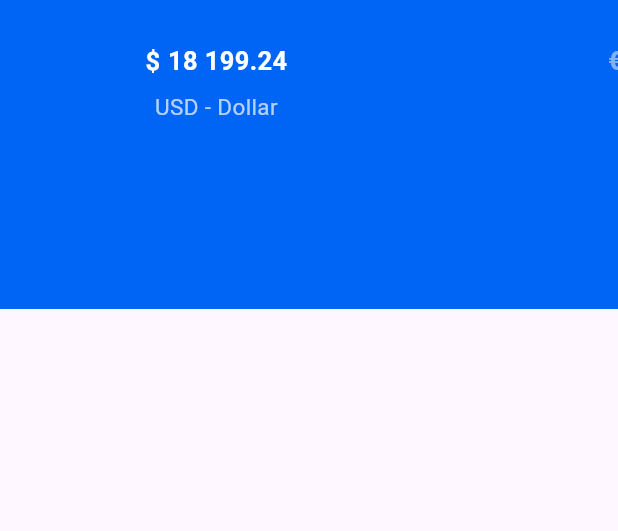
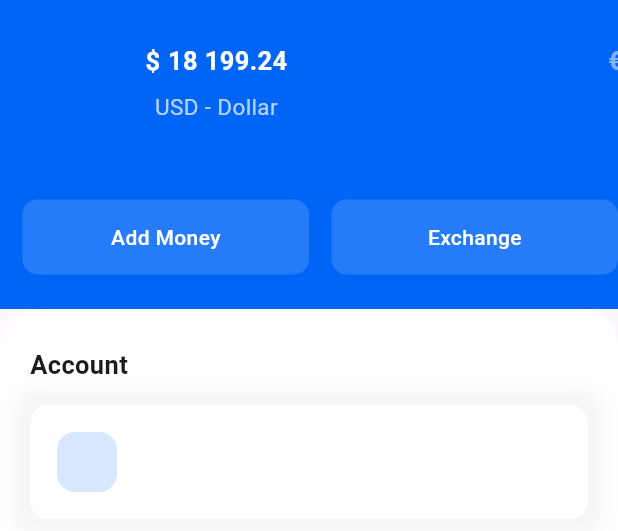
Before and after one commit to Mohamedko5/BankApp, a Flutter app: what getBody() shows on an empty page, opened directly, on a phone screen of 412 x 824 dp. Shown: the top 531 px of the screen. Run offline on Flutter 3.47's test engine with Material 3 defaults, Android fonts, the phone set to English and light mode, and no system bars; our stand-ins replace animated_bottom_navigation_bar, flutter_vector_icons; network calls fail.

Commit message:
Initial commit

```diff
--- a/lib/pages/dashboard_page.dart
+++ b/lib/pages/dashboard_page.dart
@@ -112,9 +112,131 @@ Widget getBody(BuildContext context) {
                 ),
               ),
             ),
+            Expanded(
+              child: Container(
+                width: size.width,
+                child: Row(
+                  children: [
+                    SizedBox(width: 15),
+                    Flexible(
+                      child: Container(
+                        height: 50,
+                        decoration: BoxDecoration(
+                          color: secondary.withOpacity(0.3),
+                          borderRadius: BorderRadius.circular(10),
+                        ),
+                        child: Center(
+                          child: Text(
+                            "Add Money",
+                            style: TextStyle(
+                              color: white,
+                              fontWeight: FontWeight.w500,
+                            ),
+                          ),
+                        ),
+                      ),
+                    ),
+                    SizedBox(width: 15),
+                    Flexible(
+                      child: Container(
+                        height: 50,
+                        decoration: BoxDecoration(
+                          color: secondary.withOpacity(0.3),
+                          borderRadius: BorderRadius.circular(10),
+                        ),
+                        child: Center(
+                          child: Text(
+                            "Exchange",
+                            style: TextStyle(
+                              color: white,
+                              fontWeight: FontWeight.w500,
+                            ),
+                          ),
+                        ),
+                      ),
+                    ),
+                  ],
+                ),
+              ),
+            ),
           ],
         ), //
+      ),
+      Expanded(
+        child: SingleChildScrollView(
+          child: Container(
+            width: size.width,
+            decoration: BoxDecoration(
+              color: white,
+              borderRadius: BorderRadius.only(
+                topLeft: Radius.circular(25),
+                topRight: Radius.circular(25),
+              ),
+            ),
+            child: Padding(
+              padding: const EdgeInsets.only(
+                top: 25,
+                left: 20,
+                right: 20,
+                bottom: 40,
+              ),
+              child: getAccountSection(),
+            ),
+          ),
+        ),
       ),
     ],
   );
 }
+
+Widget getAccountSection() {
+  return Column(
+    crossAxisAlignment: CrossAxisAlignment.start,
+    children: [
+      Text(
+        'Account',
+        style: TextStyle(fontSize: 17, fontWeight: FontWeight.bold),
+      ),
+      SizedBox(height: 15),
+      Container(
+        width: double.infinity,
+        decoration: BoxDecoration(
+          color: white,
+          borderRadius: BorderRadius.circular(12),
+          boxShadow: [
+            BoxShadow(
+              color: Colors.grey.withOpacity(0.1),
+              spreadRadius: 10,
+              blurRadius: 10,
+              // changes position of shadow
+            ),
+          ],
+        ),
+        child: Padding(
+          padding: const EdgeInsets.all(18.0),
+          child: Column(
+            children: [
+              Row(
+                mainAxisAlignment: MainAxisAlignment.spaceBetween,
+                children: [
+                  Row(
+                    children: [
+                      Container(
+                        width: 40,
+                        height: 40,
+                        decoration: BoxDecoration(
+                          color: secondary.withOpacity(0.3),
+                          borderRadius: BorderRadius.circular(12),
+                        ),
+                      ),
+                    ],
+                  ),
+                ],
+              ),
+            ],
+          ),
+        ),
+      ),
+    ],
+  );
+}
```
Also changed, not shown: flutter_01.png (added), flutter_02.png (added).
